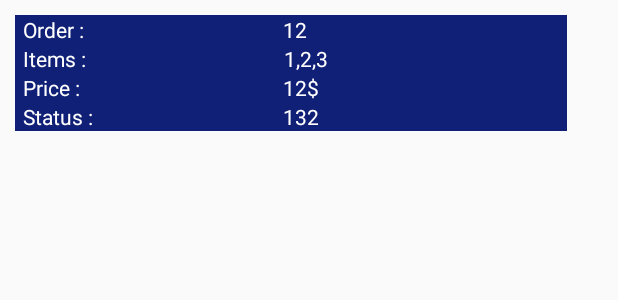
After one commit to ArtHerasymov/kitchen_android, an Android app: the layout order_list_row.xml on its own in the app's theme, with its tools: preview values and no code run, on a phone screen of 412 x 824 dp. The commit adds this screen. Shown: the top 300 px of the screen. Run offline under Robolectric (Android 15) with nearby library versions, the phone set to English and light mode, and no system bars.

Commit message:
Recycler view attached

```diff
--- a/app/build.gradle
+++ b/app/build.gradle
@@ -5,7 +5,7 @@ android {
     defaultConfig {
         applicationId "com.example.artie.client"
         minSdkVersion 15
-        targetSdkVersion 27
+        targetSdkVersion 26
         versionCode 1
         versionName "1.0"
         testInstrumentationRunner "android.support.test.runner.AndroidJUnitRunner"
@@ -26,4 +26,8 @@ dependencies {
     androidTestImplementation 'com.android.support.test:runner:1.0.1'
     androidTestImplementation 'com.android.support.test.espresso:espresso-core:3.0.1'
     compile 'com.android.volley:volley:1.0.0'
+    implementation 'com.android.support:recyclerview-v7:26.1.0'
+    //noinspection GradleCompatible
+    compile 'com.android.support:cardview-v7:26.1.0'
+
 }
--- a/app/src/main/res/layout/activity_main.xml
+++ b/app/src/main/res/layout/activity_main.xml
@@ -25,9 +25,10 @@
 
         <Button
             android:id="@+id/checkButton"
-            android:layout_marginTop="50dp"
             android:layout_width="match_parent"
             android:layout_height="150dp"
-            android:background="@drawable/checkbtnlayout" />
+            android:layout_marginTop="50dp"
+            android:background="@drawable/checkbtnlayout"
+            android:onClick="onCheckClicK" />
     </LinearLayout>
 </android.support.constraint.ConstraintLayout>
--- /dev/null
+++ b/app/src/main/res/layout/order_list_row.xml
@@ -0,0 +1,109 @@
+<?xml version="1.0" encoding="utf-8"?>
+<LinearLayout xmlns:android="http://schemas.android.com/apk/res/android"
+    xmlns:tools="http://schemas.android.com/tools"
+    layout_height=""
+    layout_width=""
+    android:layout_width="368dp"
+    android:layout_height="wrap_content"
+    android:layout_marginLeft="10dp"
+    android:layout_marginTop="10dp"
+    android:background="@color/colorPrimary"
+    android:onClick="onRefreshCick"
+    android:orientation="vertical"
+    tools:layout_editor_absoluteX="8dp"
+    tools:layout_editor_absoluteY="8dp">
+
+    <LinearLayout
+        android:layout_width="match_parent"
+        android:layout_height="wrap_content"
+        android:orientation="horizontal">
+
+        <TextView
+            android:id="@+id/textView3"
+            android:layout_width="6dp"
+            android:layout_height="wrap_content"
+            android:layout_weight="1"
+            android:paddingLeft="5dp"
+            android:text="Order : "
+            android:textColor="@color/cardview_light_background" />
+
+        <TextView
+            android:id="@+id/id"
+            android:layout_width="wrap_content"
+            android:layout_height="wrap_content"
+            android:layout_weight="1"
+            android:text="12"
+            android:textColor="@color/cardview_light_background" />
+
+    </LinearLayout>
+
+    <LinearLayout
+        android:layout_width="match_parent"
+        android:layout_height="wrap_content"
+        android:orientation="horizontal">
+
+        <TextView
+            android:id="@+id/textView5"
+            android:layout_width="20dp"
+            android:layout_height="wrap_content"
+            android:layout_weight="1"
+            android:paddingLeft="5dp"
+            android:text="Items : "
+            android:textColor="@color/cardview_light_background" />
+
+        <TextView
+            android:id="@+id/items"
+            android:layout_width="wrap_content"
+            android:layout_height="wrap_content"
+            android:layout_weight="1"
+            android:text="1,2,3"
+            android:textColor="@color/cardview_light_background" />
+
+    </LinearLayout>
+
+    <LinearLayout
+        android:layout_width="match_parent"
+        android:layout_height="wrap_content"
+        android:orientation="horizontal">
+
+        <TextView
+            android:id="@+id/textView7"
+            android:layout_width="14dp"
+            android:layout_height="wrap_content"
+            android:layout_weight="1"
+            android:paddingLeft="5dp"
+            android:text="Price :"
+            android:textColor="@color/cardview_light_background" />
+
+        <TextView
+            android:id="@+id/price"
+            android:layout_width="wrap_content"
+            android:layout_height="wrap_content"
+            android:layout_weight="1"
+            android:text="12$"
+            android:textColor="@color/cardview_light_background" />
+    </LinearLayout>
+
+    <LinearLayout
+        android:layout_width="match_parent"
+        android:layout_height="wrap_content"
+        android:orientation="horizontal">
+
+        <TextView
+            android:id="@+id/textView9"
+            android:layout_width="13dp"
+            android:layout_height="wrap_content"
+            android:layout_weight="1"
+            android:paddingLeft="5dp"
+            android:text="Status : "
+            android:textColor="@color/cardview_light_background" />
+
+        <TextView
+            android:id="@+id/status"
+            android:layout_width="wrap_content"
+            android:layout_height="wrap_content"
+            android:layout_weight="1"
+            android:text="132"
+            android:textColor="@color/cardview_light_background" />
+    </LinearLayout>
+</LinearLayout>
--- a/app/src/main/res/values/colors.xml
+++ b/app/src/main/res/values/colors.xml
@@ -1,6 +1,6 @@
 <?xml version="1.0" encoding="utf-8"?>
 <resources>
-    <color name="colorPrimary">#3F51B5</color>
+    <color name="colorPrimary">#102076</color>
     <color name="colorPrimaryDark">#303F9F</color>
     <color name="colorAccent">#01020e</color>
 </resources>
```
Also changed, not shown: app/src/main/java/com/example/artie/client/DataAdapter.java (added, +53 -0 lines), app/src/main/java/com/example/artie/client/MainActivity.java (+86 -5 lines), app/src/main/java/com/example/artie/client/Order.java (added, +52 -0 lines), app/src/main/res/layout/orderpage.xml (+10 -3 lines).
